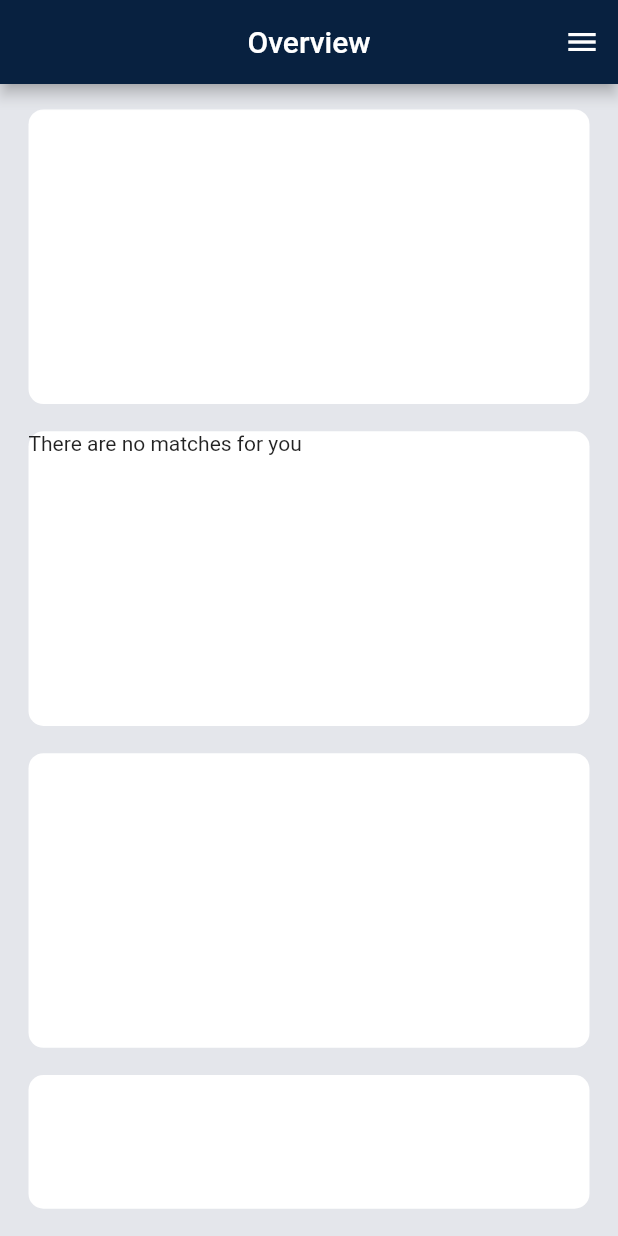
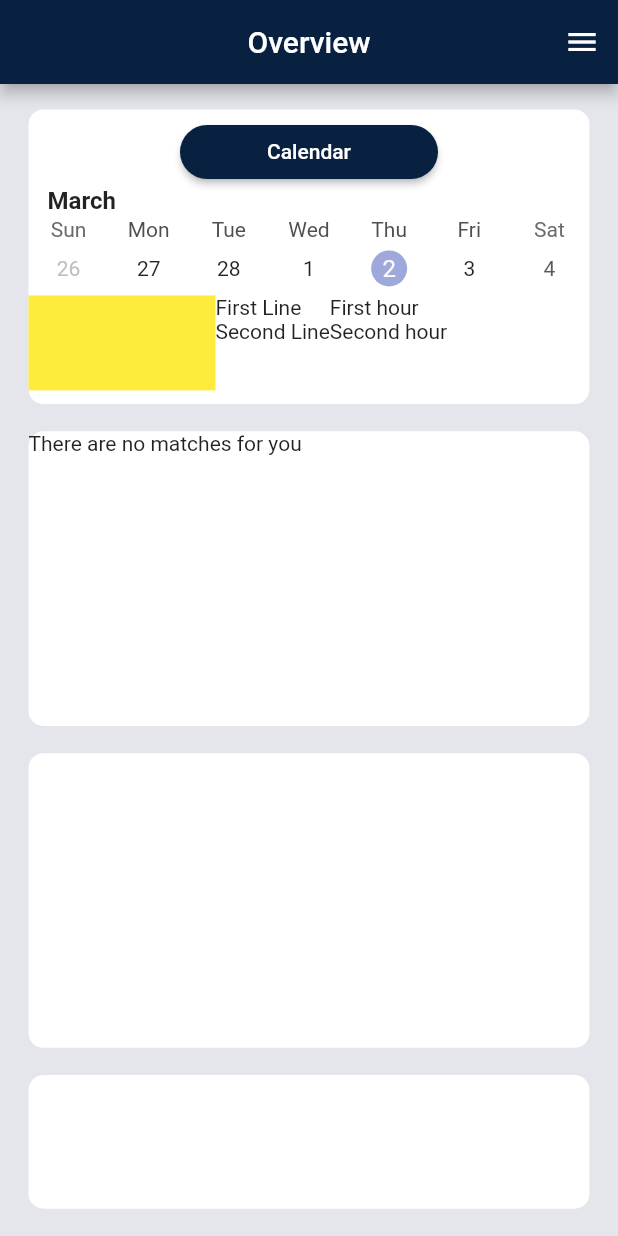
Before and after one commit to maciejdrobnik/SportManger, a Flutter app: the screen it shows after launch, on a phone screen of 412 x 824 dp. Run offline on Flutter 3.47's test engine with Material 2 defaults, Android fonts, the phone set to English and light mode, and no system bars; drawn by our look-alikes of auto_size_text, table_calendar; our stand-ins replace cloud_firestore, firebase_auth, firebase_core; accounts and stored records are empty; network calls fail; statements that could not run were skipped.

Commit message:
First design of calendar

```diff
--- a/lib/assets/constants.dart
+++ b/lib/assets/constants.dart
@@ -1,6 +1,6 @@
 import 'package:flutter/material.dart';
 
-// Home Page  Constants
+//* Home Page Component
 const double bigWhiteBoxHeight = 180;
 const double bigWhiteBoxWidth = 354;
 const double homePageHeight = 770;
@@ -26,9 +26,9 @@ const double programMaxDateFontSize = 30;
 const double programMinHourFontSize = 20;
 const double programMaxHourFontSize = 30;
 
-/// Program Component
-/// The idea of saving font size and padding values like that is to have it in
-/// proportions as in Figma but using Layout Builder we will obtain universal font size
+//* Program Component
+// The idea of saving font size and padding values like that is to have it in
+// proportions as in Figma but using Layout Builder we will obtain universal font size
 
 const double programPaddingTop = 10 / bigWhiteBoxHeight;
 const double programDateVerticalPadding = 7 / bigWhiteBoxHeight;
@@ -37,22 +37,42 @@ const double programRowPaddingRight = 25 / bigWhiteBoxWidth;
 const double programPaddingBottom = 8 / bigWhiteBoxHeight;
 const double programHourPaddingTop = 20 / bigWhiteBoxHeight;
 
-/// Those 2 will need to be changed. I will think about it later
+// Those 2 will need to be changed. I will think about it later
 const double programIconSize = 20;
 const double programRaiseDateAndIcon = 20;
 
-/// Flex values for main column
+// Flex values for main column
 const int programBlueButtonFlex = 24;
 const int programDateFlex = 17;
 const int programTeamsRowFlex = 42;
 const int programYellowButtonFlex = 17;
 
-/// Flex values for team row
+// Flex values for team row
 const int programTeamLogoFlex = 56;
 const int programBreakBetweenLogAndNameFlex = 3;
 const int programTeamNameFlex = 16;
 
-///Buttons
+//Buttons
 const double widthFactorYellowButton = 0.36;
 const double widthFactorBlueButton = 0.46;
 const double buttonsBorderRadius = 50;
+
+//* Calendar component
+
+// Flex values for calendar_main widget
+const int calendarBlueButtonFlex = 43;
+const int calendarMonthFlex = 23;
+const int calendarFlex = 56;
+const int calendarTaskFlex = 58;
+
+// Padding values
+const double calendarPaddingTop = 9 / bigWhiteBoxHeight;
+const double calendarMonthTextPaddingLeft = 12 / bigWhiteBoxWidth;
+const double calendarMonthTextPaddingTop = 3 / bigWhiteBoxHeight;
+
+// Auto Size Month Text
+const double calendarMonthTextMinFontSize = 12;
+const double calendarMonthTextMaxFontSize = 18;
+
+//! I will need to think about this one. It is not responsive for now
+const double calendarRowHeight = 36;
--- a/lib/components/home_page/agenda.dart
+++ /dev/null
@@ -1,11 +0,0 @@
-import 'package:flutter/material.dart';
-import './../../assets/constants.dart' as constants;
-
-class Agenda extends StatelessWidget {
-  const Agenda({Key? key}) : super(key: key);
-
-  @override
-  Widget build(BuildContext context) {
-    return Container();
-  }
-}
--- /dev/null
+++ b/lib/components/home_page/calendar_page/calendar_main.dart
@@ -0,0 +1,62 @@
+import 'package:auto_size_text/auto_size_text.dart';
+import 'package:flutter/material.dart';
+import 'package:sport_manager/components/home_page/calendar_page/calendar_task.dart';
+import 'package:table_calendar/table_calendar.dart';
+import '../../../assets/constants.dart' as constants;
+import '../home_blue_button.dart';
+
+class CalendarMain extends StatelessWidget {
+  const CalendarMain({Key? key}) : super(key: key);
+
+  @override
+  Widget build(BuildContext context) {
+    return LayoutBuilder(builder: (context, constraints) {
+      return Column(
+        children: [
+          Flexible(
+            flex: constants.calendarBlueButtonFlex,
+            child: Padding(
+              padding: EdgeInsets.only(
+                  top: constants.calendarPaddingTop * constraints.maxHeight),
+              child: const HomeBlueButton(
+                  content: "Calendar",
+                  minBlueButtonFontSize: constants.minBlueButtonFontSize,
+                  maxBlueButtonFontSize: constants.maxBlueButtonFontSize),
+            ),
+          ),
+          Flexible(
+            flex: constants.calendarMonthFlex,
+            child: Padding(
+                padding: EdgeInsets.only(
+                    left: constants.calendarMonthTextPaddingLeft *
+                        constraints.maxWidth,
+                    top: constants.calendarMonthTextPaddingTop *
+                        constraints.maxHeight),
+                child: const Align(
+                    alignment: Alignment.centerLeft,
+                    child: AutoSizeText(
+                      "March",
+                      minFontSize: constants.calendarMonthTextMinFontSize,
+                      maxFontSize: constants.calendarMonthTextMaxFontSize,
+                      style:
+                          TextStyle(fontWeight: FontWeight.w600, fontSize: 16),
+                    ))),
+          ),
+          Flexible(
+            flex: constants.calendarFlex,
+            child: TableCalendar(
+              focusedDay: DateTime.now(),
+              firstDay: DateTime(2023, 2, 27),
+              lastDay: DateTime(2023, 3, 5),
+              calendarFormat: CalendarFormat.week,
+              headerVisible: false,
+              rowHeight: constants.calendarRowHeight,
+            ),
+          ),
+          const Flexible(
+              flex: constants.calendarTaskFlex, child: CalendarTask()),
+        ],
+      );
+    });
+  }
+}
--- /dev/null
+++ b/lib/components/home_page/calendar_page/calendar_task.dart
@@ -0,0 +1,30 @@
+import 'package:flutter/material.dart';
+
+class CalendarTask extends StatelessWidget {
+  const CalendarTask({super.key});
+
+  @override
+  Widget build(BuildContext context) {
+    return LayoutBuilder(builder: (context, constraints) {
+      return Row(
+        children: [
+          Flexible(
+              flex: 1,
+              child: Container(
+                color: Colors.yellow,
+              )),
+          Flexible(
+              child: Column(
+            crossAxisAlignment: CrossAxisAlignment.start,
+            children: const [Text("First Line"), Text("Second Line")],
+          )),
+          Flexible(
+              child: Column(
+            crossAxisAlignment: CrossAxisAlignment.start,
+            children: const [Text("First hour"), Text("Second hour")],
+          ))
+        ],
+      );
+    });
+  }
+}
--- a/lib/components/home_page/home_page.dart
+++ b/lib/components/home_page/home_page.dart
@@ -1,7 +1,7 @@
 import 'package:flutter/material.dart';
 import 'package:sport_manager/components/home_page/sponsor.dart';
 import 'package:sport_manager/components/home_page/white_container.dart';
-import 'agenda.dart';
+import 'calendar_page/calendar_main.dart';
 import 'chores.dart';
 import 'program_page/program_main.dart';
 import './../../assets/constants.dart' as constants;
@@ -33,7 +33,8 @@ class HomePage extends StatelessWidget {
                 crossAxisAlignment: CrossAxisAlignment.stretch,
                 children: const [
                   WhiteContainer(
-                      flexValue: constants.bigWhiteBoxFlex, content: Agenda()),
+                      flexValue: constants.bigWhiteBoxFlex,
+                      content: CalendarMain()),
                   WhiteContainer(
                       flexValue: constants.bigWhiteBoxFlex,
                       content: ProgramMain()),
--- a/pubspec.yaml
+++ b/pubspec.yaml
@@ -40,6 +40,7 @@ dependencies:
   auto_size_text: ^3.0.0
   cloud_firestore: ^4.4.3
   firebase_auth: ^4.2.9
+  table_calendar: ^3.0.8
 
 dev_dependencies:
   flutter_test:
```
Also changed, not shown: pubspec.lock.
